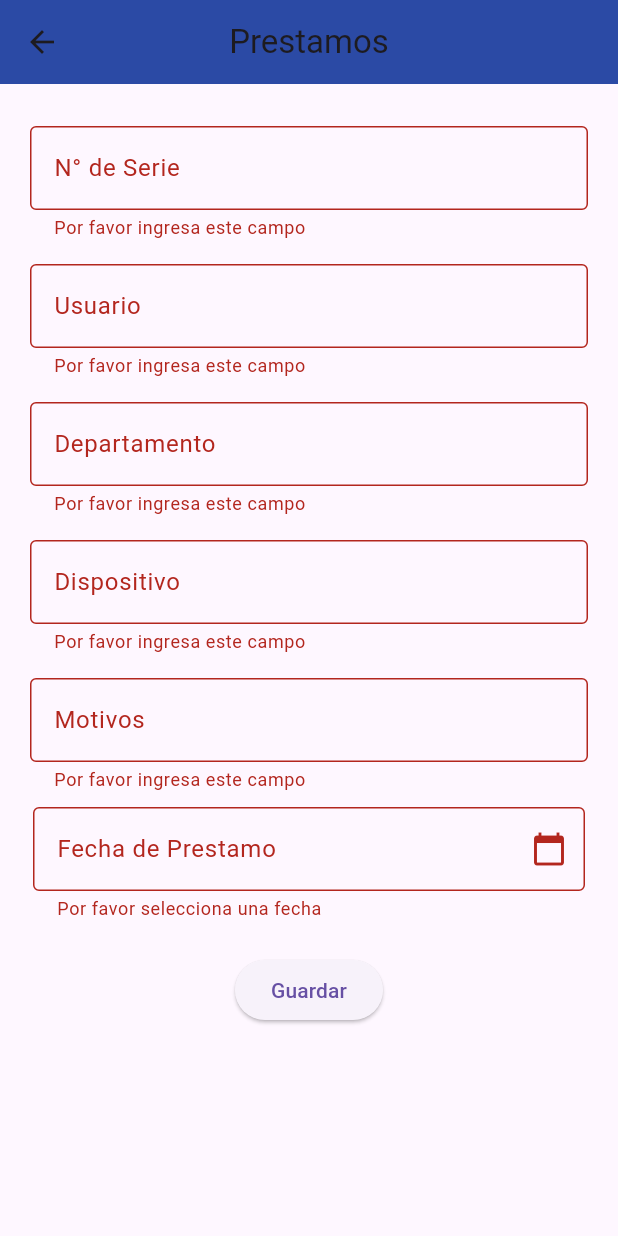
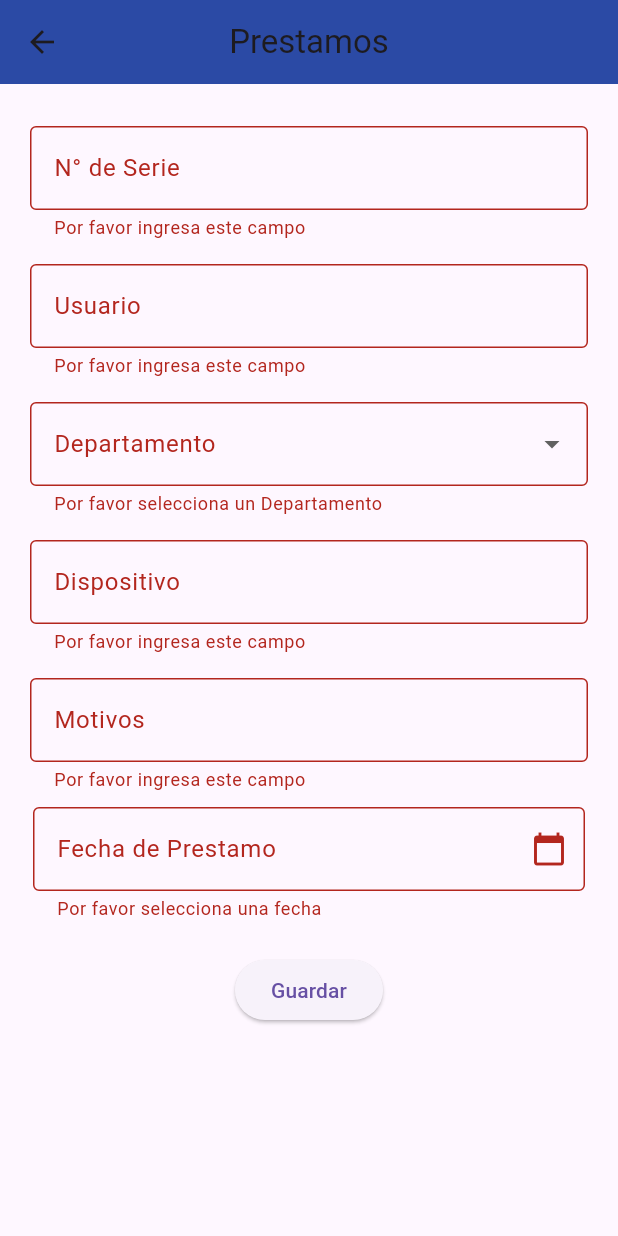
Before and after one commit to StillWiz19/Municipalidad, a Flutter app: the RegistrarPrestamos screen opened directly, after a tap on "Guardar", on a phone screen of 412 x 824 dp. Run offline on Flutter 3.47's test engine with Material 3 defaults, Android fonts, the phone set to English and light mode, and no system bars; our stand-ins replace image_picker, shared_preferences; accounts and stored records are empty.

Commit message:
first_commit

```diff
--- a/lib/prestamos/prestamosproyector.dart
+++ b/lib/prestamos/prestamosproyector.dart
@@ -35,7 +35,7 @@ class _PrestamoProyectorState extends State<PrestamosProyector> {
           departamento: prestamosData[2],
           dispositivo: prestamosData[3],
           motivo: prestamosData[4],
-          fecha: prestamosData[5],
+          fecha: prestamosData.length > 5 ? prestamosData[5] : "",
         );
       }).toList();
       prestamosFiltrados = List.from(prestamos);
--- a/lib/prestamos/registrarprestamoss.dart
+++ b/lib/prestamos/registrarprestamoss.dart
@@ -63,12 +63,14 @@ class _PrestamoProyectorState extends State<RegistrarPrestamos> {
 
       _numeroSerieController.clear();
       _usuarioController.clear();
-      _departamentoController.clear();
       _dispositivoController.clear();
       _motivoController.clear();
       _fechaController.clear();
+      setState(() {
+              _departamentoController.clear();
+      });
 
-      setState(() {});
+
 
       showDialog(
         context: context,
@@ -151,10 +153,7 @@ class _PrestamoProyectorState extends State<RegistrarPrestamos> {
                 controller: _usuarioController,
                 labelText: "Usuario",
               ),
-              _buildTextFormField(
-                controller: _departamentoController,
-                labelText: "Departamento",
-              ),
+              _buildDepartamentoDropdown(),
               _buildTextFormField(
                 controller: _dispositivoController,
                 labelText: "Dispositivo"
@@ -200,6 +199,60 @@ class _PrestamoProyectorState extends State<RegistrarPrestamos> {
     );
   }
 
+  Widget _buildDepartamentoDropdown() {
+    return Padding(
+      padding: const EdgeInsets.symmetric(vertical: 8.0),
+      child: DropdownButtonFormField<String>(
+        value: _departamentoController.text.isNotEmpty ? _departamentoController.text : null,
+        items: [
+          'Alcaldía',
+          'Secretaria Municipal',
+          'Secretaria Administración',
+          'Asesoría Jurídica',
+          'Control Interno',
+          'Transparencia',
+          'Finanzas',
+          'Inspectores',
+          'Concejo Municipal',
+          'Oficina de Partes',
+          'Secretaria de Planificaciones',
+          'Dirección de Obras',
+          'Inventario Municipal',
+          'Remuneraciones',
+          'Adquisiciones',
+          'Contabilidad',
+          'Rentas y Patentes',
+          'Tesoreria',
+          'Prevencionistas',
+          'Informatica',
+          'Comunicaciones',
+          'Dirección de Recursos Humanos',
+          'Fotocopiadora',
+        ].map((String value) {
+          return DropdownMenuItem<String>(
+            value: value,
+            child: Text(value),
+          );
+        }).toList(),
+        onChanged: (String? value) {
+          setState(() {
+            _departamentoController.text = value ?? '';
+          });
+        },
+        decoration: InputDecoration(
+          border: OutlineInputBorder(),
+          labelText: 'Departamento'
+        ),
+        validator: (value) {
+          if (value == null || value.isEmpty) {
+            return 'Por favor selecciona un Departamento';
+          }
+          return null;
+        },
+      ),
+    );
+  }
+
   Widget _buildDateField() {
     return Padding(
       padding: const EdgeInsets.all(2.0),
```
